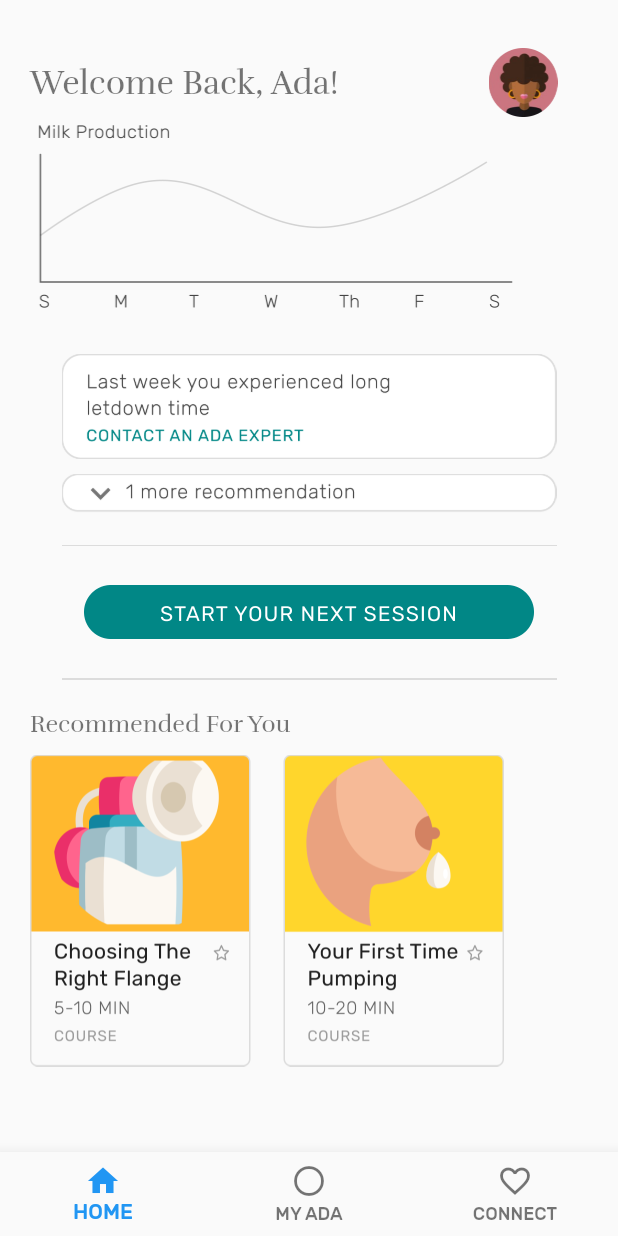
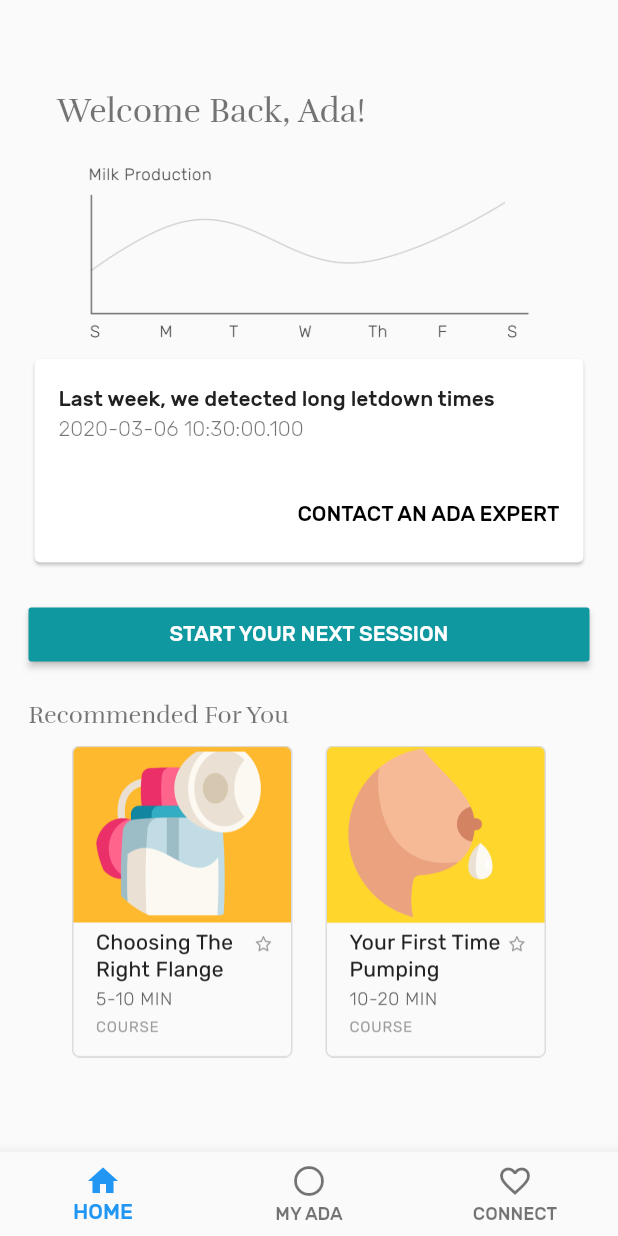
Before and after one commit to eexie/PUMPED, a Flutter app: the screen it shows after launch, on a phone screen of 412 x 824 dp. Run offline on Flutter 3.47's test engine with Material 2 defaults, Android fonts, the phone set to English and light mode, and no system bars; our stand-ins replace cloud_firestore, firebase_auth, flutter_blue, google_sign_in, progress_dialog, rxdart; accounts and stored records are empty; project files that could hold a hidden picture were left out.

Commit message:
refactor home page widgets

```diff
--- a/pumped_ada/lib/Home.dart
+++ b/pumped_ada/lib/Home.dart
@@ -2,106 +2,87 @@ import 'package:flutter/material.dart';
 import 'package:pumped_ada/MainPage.dart';
 import './helpers/auth.dart';
 import 'helpers/widgets.dart';
+import 'connect.dart';
+import 'MyAda.dart';
 
-class HomeScreen extends StatefulWidget {
-  @override
-  _HomeScreen createState() => new _HomeScreen();
-}
-
-class _HomeScreen extends State<HomeScreen> {
-  void onContactBtnPushed() {
-    print("change the gd page");
-  }
-
-  @override
-  void initState() {
-    super.initState();
-  }
+class HomeScreen extends StatelessWidget {
+  HomeScreen(this.goToMyAda, this.goToConnect);
+  final Function goToMyAda;
+  final Function goToConnect;
 
   @override
   Widget build(BuildContext context) {
     return SingleChildScrollView(
-        child: Column(children: [
-      Container(
-          padding: const EdgeInsets.fromLTRB(20, 30, 0, 0),
-          child: Expanded(
-              child: Row(mainAxisAlignment: MainAxisAlignment.start, children: [
-            Text('Welcome Back, Ada!',
-                style: Theme.of(context).textTheme.headline2.copyWith(
-                    color: Theme.of(context).textTheme.headline2.color)),
-            Container(
-              color: Colors.transparent,
-              height: 50,
-              width: 100,
-            ),
-            Image.asset('assets/profile_pic.png',
-                width: 46, height: 46, fit: BoxFit.cover),
-          ]))),
-      Container(
-          padding: const EdgeInsets.only(left: 25),
-          child: Expanded(
-              child: Row(mainAxisAlignment: MainAxisAlignment.start, children: [
-            Image.asset('assets/milk_prod_graph.png',
-                width: 317, height: 136, fit: BoxFit.cover)
-          ]))),
-      Container(
-          color: Colors.transparent,
-          padding: const EdgeInsets.only(top: 20),
-          child: Expanded(
-              child:
-                  Row(mainAxisAlignment: MainAxisAlignment.center, children: [
-            FlatButton(
-                onPressed: onContactBtnPushed,
-                child: Image.asset('assets/contact_expert_home_btn.png',
-                    width: 330, height: 70, fit: BoxFit.cover)),
-          ]))),
-      Container(
-          color: Colors.transparent,
-          padding: const EdgeInsets.only(top: 10),
-          child: Expanded(
-              child:
-                  Row(mainAxisAlignment: MainAxisAlignment.center, children: [
-            Image.asset('assets/one_more_reco.png',
-                width: 330, height: 27, fit: BoxFit.cover),
-          ]))),
-      Container(
-          padding: const EdgeInsets.fromLTRB(0, 20, 0, 20),
-          child: Row(mainAxisAlignment: MainAxisAlignment.center, children: [
-            Image.asset('assets/divider.png',
-              width: 330, height: 1, fit: BoxFit.cover)
-    ])),
-          Container(
-              color: Colors.transparent,
-           //   padding: const EdgeInsets.only(top: 20),
-              child: Expanded(
-                  child:
-                  Row(mainAxisAlignment: MainAxisAlignment.center, children: [
-                    FlatButton(
-                        onPressed: onContactBtnPushed,
-                        child: Image.asset('assets/start_new_session_button.png',
-                            width: 300, height: 36, fit: BoxFit.cover)),
-                  ]))),
-          Container(
-              padding: const EdgeInsets.fromLTRB(0, 20, 0, 20),
-              child: Row(mainAxisAlignment: MainAxisAlignment.center, children: [
-                Image.asset('assets/divider.png',
-                    width: 330, height: 1, fit: BoxFit.cover)
-              ])),
-          Container(
-              padding: const EdgeInsets.only(left: 20),
-              child: Expanded(
-                  child: Row(mainAxisAlignment: MainAxisAlignment.start, children: [
-                    Text('Recommended For You',
-                        style: Theme.of(context).textTheme.headline3.copyWith(
-                            color: Theme.of(context).textTheme.headline3.color)),
-                  ]))),
-          Container(
-              padding: const EdgeInsets.fromLTRB(20, 10, 0, 0),
-              child: Row(
-                  mainAxisAlignment: MainAxisAlignment.start, children: [
-                Image.asset('assets/content_cards.png',
-                    width: 316, height: 208, fit: BoxFit.cover)
-              ])),
-    ]));
+        child: Column(
+            crossAxisAlignment: CrossAxisAlignment.start,
+            children: [
+              SizedBox(height: 50),
+              TitleSection(
+                titleText: 'Welcome Back, Ada!',
+              ),
+//      Container(
+//          padding: const EdgeInsets.fromLTRB(20, 30, 0, 0),
+//          child: Expanded(
+//              child: Row(mainAxisAlignment: MainAxisAlignment.start, children: [
+//            Text('Welcome Back, Ada!',
+//                style: Theme.of(context).textTheme.headline2.copyWith(
+//                    color: Theme.of(context).textTheme.headline2.color)),
+//            Container(
+//              color: Colors.transparent,
+//              height: 50,
+//              width: 100,
+//            ),
+//            Image.asset('assets/profile_pic.png',
+//                width: 46, height: 46, fit: BoxFit.cover),
+//          ])))Container(
+//                padding: const EdgeInsets.only(left: 20),,
+              Container(
+                padding: const EdgeInsets.symmetric(horizontal: 19),
+                  child: Column(
+                    crossAxisAlignment: CrossAxisAlignment.stretch,
+                    children: [
+                      Image.asset(
+                        'assets/milk_prod_graph.png',
+                        height: 126, fit: BoxFit.contain
+                      ),
+                      HealthMonitoringModule(
+                        detectionTime: 'Last week',
+                        detectionType: 'long letdown times',
+                        sessionDateTime: DateTime.now(),
+                        onPressedCallback: goToConnect,
+//                        onPressedCallback: () {goToConnect; print('gotoconnect');},
+                      ),
+                      SizedBox(height: 20),
+//                      Divider(),
+                      Column(
+                        crossAxisAlignment: CrossAxisAlignment.stretch,
+                        children: [
+                          RaisedButton(
+                            child: new Text('START YOUR NEXT SESSION', style: Theme.of(context).textTheme.button.copyWith(color: Colors.white)),
+                            onPressed: goToMyAda,
+                          )
+                        ]
+                      ),
+
+//                      Divider(),
+                      SizedBox(height: 20),
+                      Column(
+                          crossAxisAlignment: CrossAxisAlignment.start,
+                          children: [
+                            Text(
+                              'Recommended For You',
+                              style: Theme.of(context).textTheme.headline3,
+                            ),
+                          ]
+                      ),
+                      SizedBox(height: 10),
+                      Image.asset('assets/content_cards.png',
+                          width: 316, height: 208, fit: BoxFit.contain),
+                      SizedBox(height: 20),
+                    ]
+                  )
+              ),
+            ]
+        ));
   }
 }
--- a/pumped_ada/lib/MainPage.dart
+++ b/pumped_ada/lib/MainPage.dart
@@ -24,11 +24,32 @@ class _MainPage extends State<MainPage> {
     });
   }
 
-  List<Widget> tabs = [
-    HomeScreen(),
-    MyAda(),
-    ConnectScreen(),
-  ];
+  Widget tabPage() {
+    switch(_currentIndex) {
+      case 0:
+        return HomeScreen(goToMyAda, goToConnect);
+        break;
+      case 1:
+        return MyAda();
+        break;
+      case 2:
+        return ConnectScreen();
+        break;
+    }
+  }
+
+
+  void goToMyAda() {
+    setState(() {
+      _currentIndex = 1;
+    });
+  }
+
+  void goToConnect() {
+    setState(() {
+      _currentIndex = 2;
+    });
+  }
 
   @override
   void initState() {
@@ -47,7 +68,7 @@ class _MainPage extends State<MainPage> {
           builder: (c, snapshot) {
             final state = snapshot.data;
             //if (state == BluetoothState.on) {
-              return tabs[_currentIndex];
+              return tabPage();
            // }
             //return BluetoothOffScreen(state: state);
           }),
--- a/pumped_ada/lib/helpers/widgets.dart
+++ b/pumped_ada/lib/helpers/widgets.dart
@@ -14,7 +14,7 @@ class TitleSection extends StatelessWidget{
   @override
   Widget build(BuildContext context) {
     return Container(
-      padding: const EdgeInsets.only(left: 38, right: 38, top: 10, bottom: 30),
+      padding: const EdgeInsets.only(left: 38, right: 38, top: 10, bottom: 10),
       child: Column(
         crossAxisAlignment: CrossAxisAlignment.start,
         children: [
@@ -23,12 +23,26 @@ class TitleSection extends StatelessWidget{
             style: Theme.of(context).textTheme.headline2,
           ),
           SizedBox(height: 12),
-          Text(
-            subText,
-            style: Theme.of(context).textTheme.bodyText2,
-          ),
         ],
       ),
+    );
+  }
+  Widget addSubText(BuildContext context){
+    List<Widget> subTextWidgets = [];
+    if (subText != null){
+      subTextWidgets.add(SizedBox(height: 12));
+      subTextWidgets.add(
+        Text(
+          subText,
+          style: Theme.of(context).textTheme.bodyText2,
+        )
+      );
+    }
+    else {
+      subTextWidgets.add(SizedBox(height: 5));
+    }
+    return Column(
+      children: subTextWidgets,
     );
   }
 }
```
